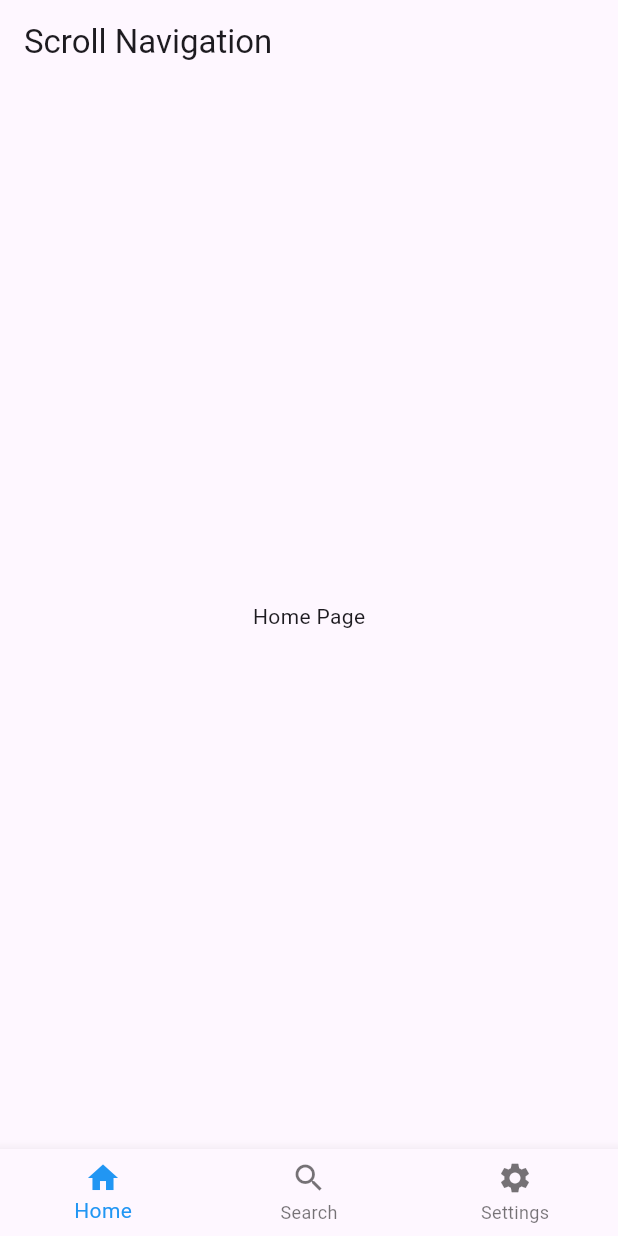
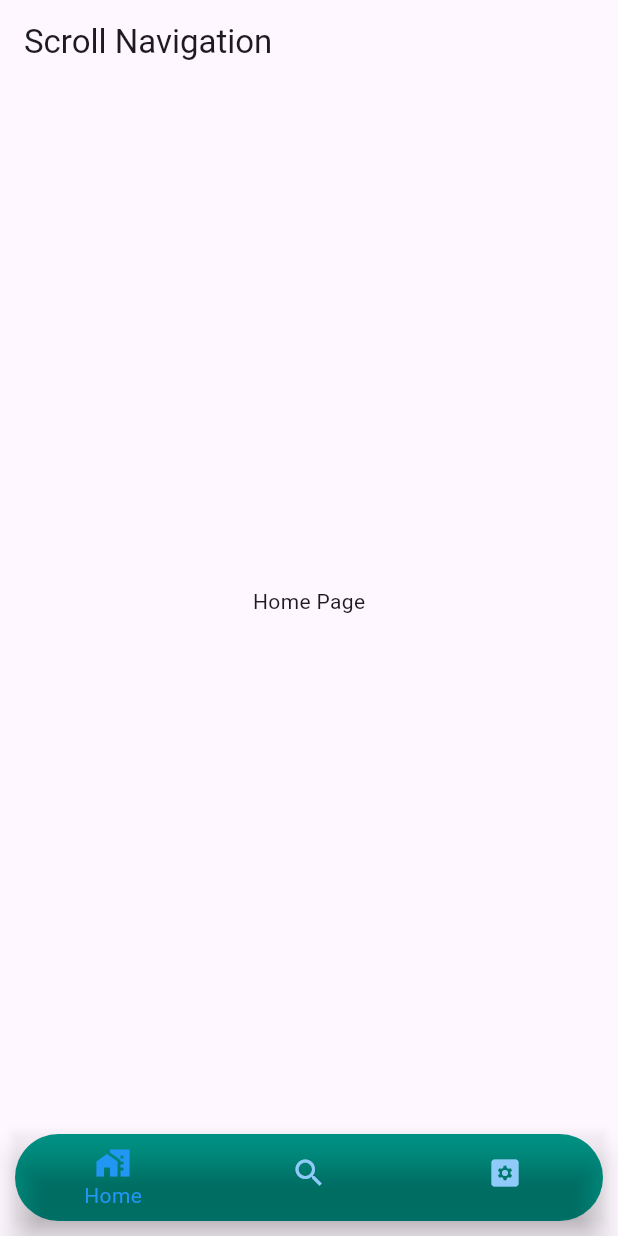
Before and after one commit to sz-adam/flutter-exercises, a Flutter app: the screen it shows after launch, on a phone screen of 412 x 824 dp. Run offline on Flutter 3.47's test engine with Material 3 defaults, Android fonts, the phone set to English and light mode, and no system bars; our stand-ins replace carousel_slider, flutter_dotenv, flutter_riverpod, image_picker, local_auth; missing offline and left inert: scroll_loop_auto_scroll.

Commit message:
navigation style

```diff
--- a/scroll_navigation/lib/components/bottom_navigation.dart
+++ b/scroll_navigation/lib/components/bottom_navigation.dart
@@ -21,19 +21,36 @@ class _BottomNavigationState extends State<BottomNavigation> {
   Widget build(BuildContext context) {
     return Scaffold(
       appBar: AppBar(
-        title: const Text('Scroll Navigation '),
+        title: const Text('Scroll Navigation'),
       ),
       body: navItems[_selectedIndex]['page'],
-      bottomNavigationBar: BottomNavigationBar(
-        items: navItems.map((item) {
+      bottomNavigationBar: Container(
+        decoration: BoxDecoration(
+            color: Colors.teal,
+            borderRadius: BorderRadius.circular(30),
+           ),
+        margin: const EdgeInsets.all(10),
+        child: BottomNavigationBar(
+          type: BottomNavigationBarType.fixed,
+          backgroundColor: Colors.transparent,
+          items: navItems.asMap().entries.map((entry) {
+            int index = entry.key;
+            Map<String, dynamic> item = entry.value;
+
             return BottomNavigationBarItem(
-            icon: Icon(item['icon']),
+              icon: Icon(
+                _selectedIndex == index ? item['selectedIcon'] : item['icon'],
+              ),
               label: item['label'],
             );
           }).toList(),
           currentIndex: _selectedIndex,
           selectedItemColor: Colors.blue,
+          unselectedItemColor: Colors.blue[200],
           onTap: _onItemTapped,
+          showSelectedLabels: true,
+          showUnselectedLabels: false,
+        ),
       ),
     );
   }
--- a/scroll_navigation/lib/utils/navigation_list.dart
+++ b/scroll_navigation/lib/utils/navigation_list.dart
@@ -7,16 +7,19 @@ final List<Map<String, dynamic>> navItems = [
   {
     'page': HomeScreen(),
     'icon': Icons.home,
+    'selectedIcon': Icons.home_work,
     'label': 'Home',
   },
   {
     'page': SearchScreen(),
     'icon': Icons.search,
+    'selectedIcon': Icons.search_off,
     'label': 'Search',
   },
   {
     'page': SettingsScreen(),
-    'icon': Icons.settings,
+    'icon': Icons.settings_applications_rounded,
+    'selectedIcon': Icons.settings,
     'label': 'Settings',
   },
 ];
```
Lines whose indentation alone changed are shown as unchanged.
